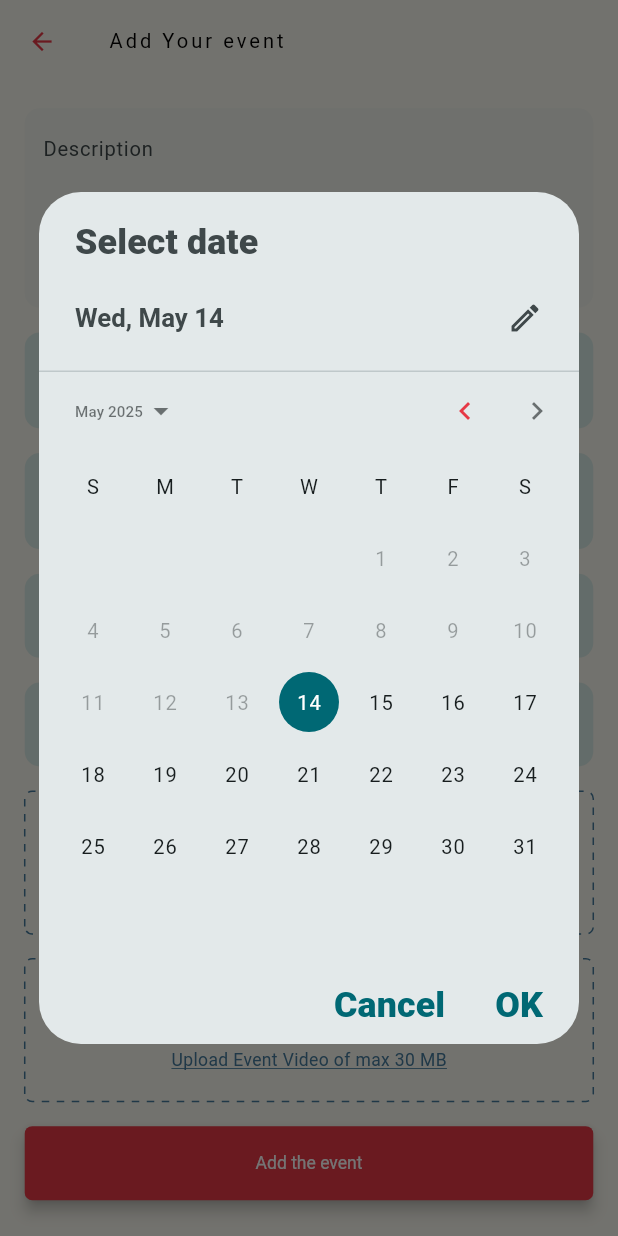
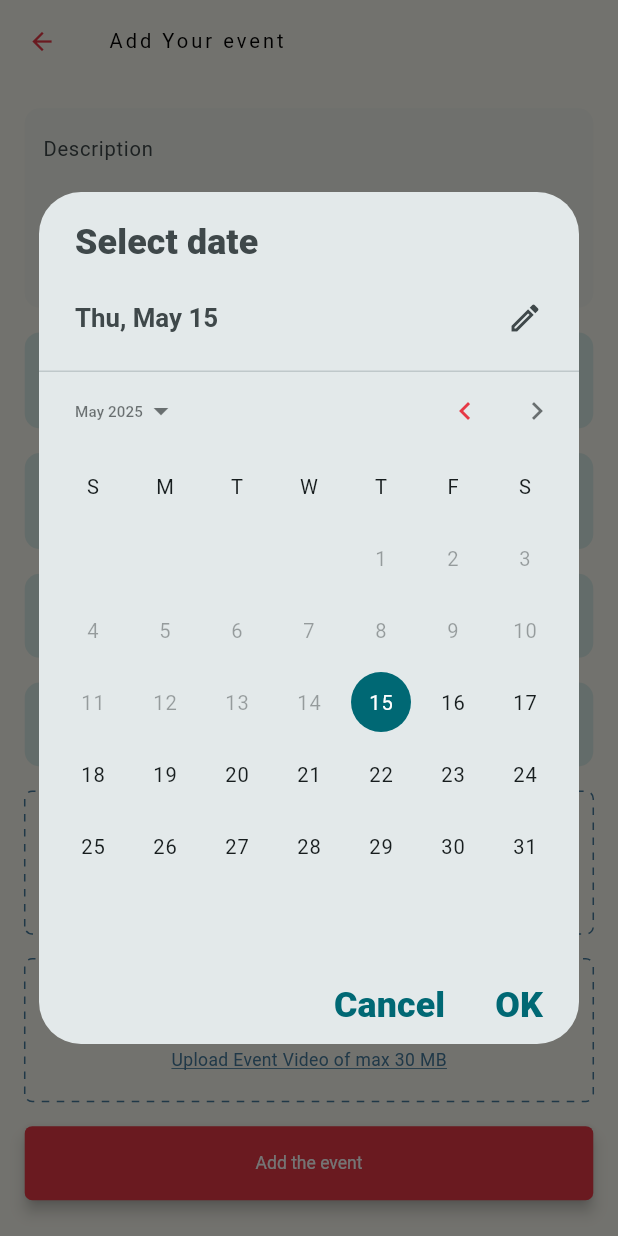
Before and after one commit to waleed-tafsol/envite_user_app, a Flutter app: the AddEventsScreens screen opened by its route, scrolled down 551 dp, after a tap on "End Date:", on a phone screen of 412 x 824 dp. Run offline on Flutter 3.47's test engine with Material 3 defaults, Android fonts, the phone set to English and light mode, and no system bars; drawn by our look-alikes of dotted_border; our stand-ins replace cached_network_image, carousel_slider, chewie, device_info_plus, file_picker, firebase_core and 17 more; missing offline and left inert: android_id, fast_contacts, flutter_google_places_sdk, get_thumbnail_video, whatsapp; accounts and stored records are empty; network calls fail; statements that could not run were skipped.

```diff
--- a/lib/controllers/AddEventController.dart
+++ b/lib/controllers/AddEventController.dart
@@ -1,6 +1,5 @@
 import 'dart:convert';
 import 'dart:io';
-
 import 'package:event_planner_light/controllers/Auth_services.dart';
 import 'package:event_planner_light/services/customPrint.dart';
 import 'package:event_planner_light/utills/CustomSnackbar.dart';
--- a/lib/view/screens/Drawer/Screens/AddEventsScreen/AddEventsScreens.dart
+++ b/lib/view/screens/Drawer/Screens/AddEventsScreen/AddEventsScreens.dart
@@ -450,7 +450,8 @@ class AddEventsScreens extends GetView<AddEventController> {
                                   child: GestureDetector(
                                     onTap: () async {
                                       // Dynamically determine the date range
-                                      DateTime now = DateTime.now();
+                                      DateTime now =
+                                          DateTime.now().add(Duration(days: 1));
                                       bool isPastEvent =
                                           controller.isAddPastEvents.value;
 
```
